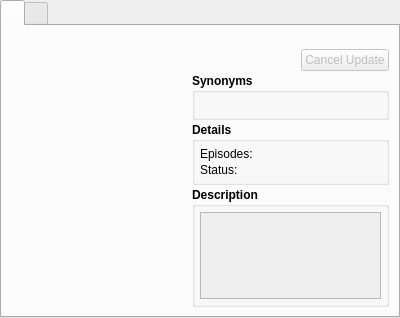
Above: ui/main_window/views/now_playing.ui from Nikey646/Shinjiru before the change. Below: the same form after it.
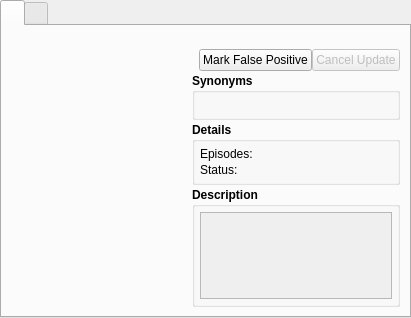
That is the form after the change. The open tabs and pages were chosen to show the change.

Commit message: Add media detection false positive blacklist

```diff
--- a/ui/main_window/views/now_playing.ui
+++ b/ui/main_window/views/now_playing.ui
@@ -120,7 +120,16 @@
               </widget>
              </item>
              <item>
-              <widget class="QPushButton" name="pushButton">
+              <layout class="QHBoxLayout" name="horizontalLayout_5">
+               <item>
+                <widget class="QPushButton" name="falsePositiveButton">
+                 <property name="text">
+                  <string>Mark False Positive</string>
+                 </property>
+                </widget>
+               </item>
+               <item>
+                <widget class="QPushButton" name="cancelButton">
                <property name="enabled">
                 <bool>false</bool>
                </property>
@@ -139,6 +148,8 @@
            </item>
           </layout>
          </item>
+          </layout>
+         </item>
          <item>
           <widget class="QGroupBox" name="groupBox">
            <property name="font">
@@ -310,7 +321,7 @@
                  <x>0</x>
                  <y>0</y>
                  <width>175</width>
-                 <height>70</height>
+                 <height>68</height>
                 </rect>
                </property>
                <layout class="QVBoxLayout" name="verticalLayout_9">
```
Lines whose indentation alone changed are shown as unchanged. The commit also changes 11 other files.
